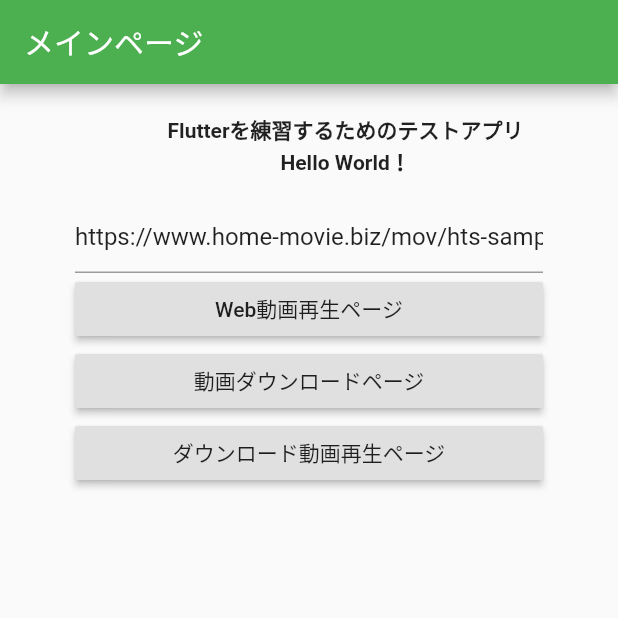
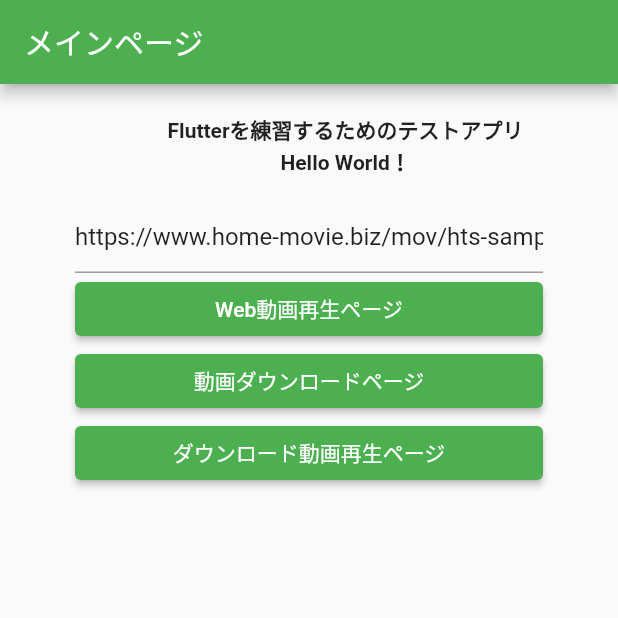
Before and after one commit to takenaka1234/flutter_app, a Flutter app: the screen it shows after launch, on a phone screen of 412 x 824 dp, the top half of it. Run offline on Flutter 3.47's test engine with Material 2 defaults, Android fonts, the phone set to English and light mode, and no system bars; our stand-ins replace video_player; missing offline and left inert: flutter_downloader.

Commit message:
flutter version up ?
webで動作したがiosでの動作確認のためコミット

```diff
--- a/lib/MoviePlayerWidget.dart
+++ b/lib/MoviePlayerWidget.dart
@@ -61,7 +61,7 @@ class _MoviePlayerWidgetState extends State<MoviePlayerWidget> {
 
     if (_controller == null) return Container();
 
-    if (_controller.value.initialized) {
+    if (_controller.value.isInitialized) {
 
       /*
        * 動画
--- a/lib/main.dart
+++ b/lib/main.dart
@@ -52,7 +52,7 @@ class MainPage extends StatelessWidget {
             ),
 
             // 動画再生画面
-            RaisedButton(
+            ElevatedButton(
               onPressed: () {
                 Navigator.push(context, MaterialPageRoute(builder: (context){ // push(context, Route)で遷移先を指定
                   return MoviePlayPage(myController.text);
@@ -62,7 +62,7 @@ class MainPage extends StatelessWidget {
             ),
 
             // 動画ダウンロード
-            RaisedButton(
+            ElevatedButton(
               onPressed: () {
                 Navigator.push(context, MaterialPageRoute(builder: (context){ // push(context, Route)で遷移先を指定
                   return MovieDownloadPage(myController.text);
@@ -72,7 +72,7 @@ class MainPage extends StatelessWidget {
             ),
 
             // ダウンロード済み動画再生画面
-            RaisedButton(
+            ElevatedButton(
               onPressed: () {
                 Navigator.push(context, MaterialPageRoute(builder: (context){ // push(context, Route)で遷移先を指定
                   return DownloadMoviePlayPage(myController.text);
```
Also changed, not shown: pubspec.lock, 1 other file.
